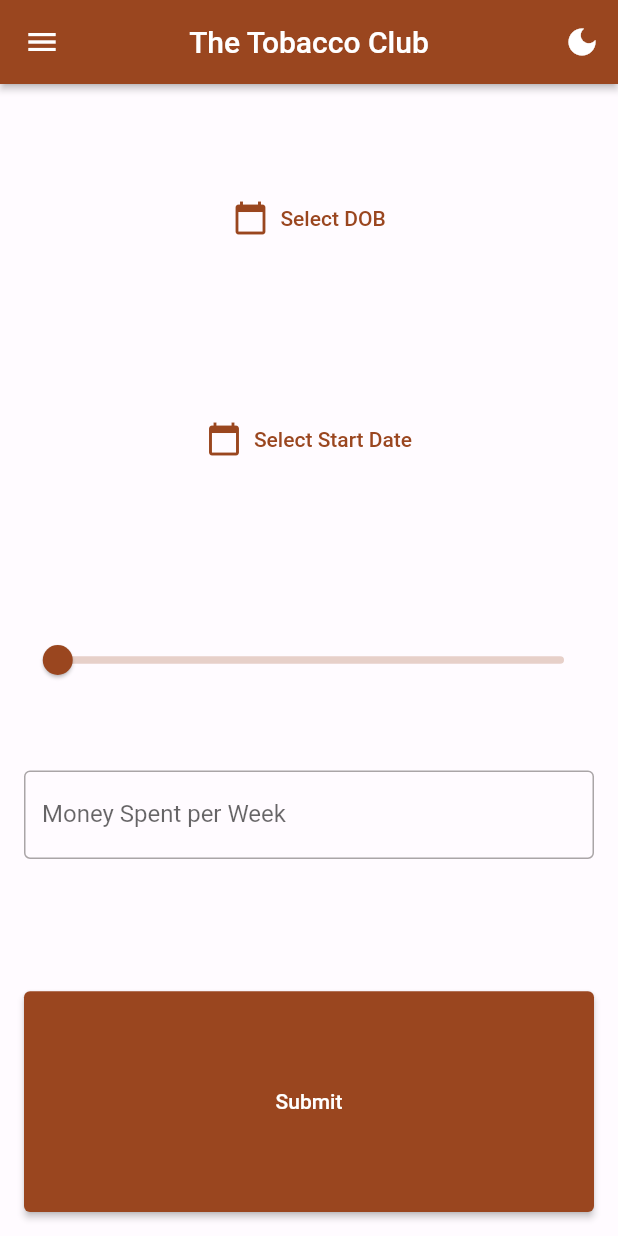
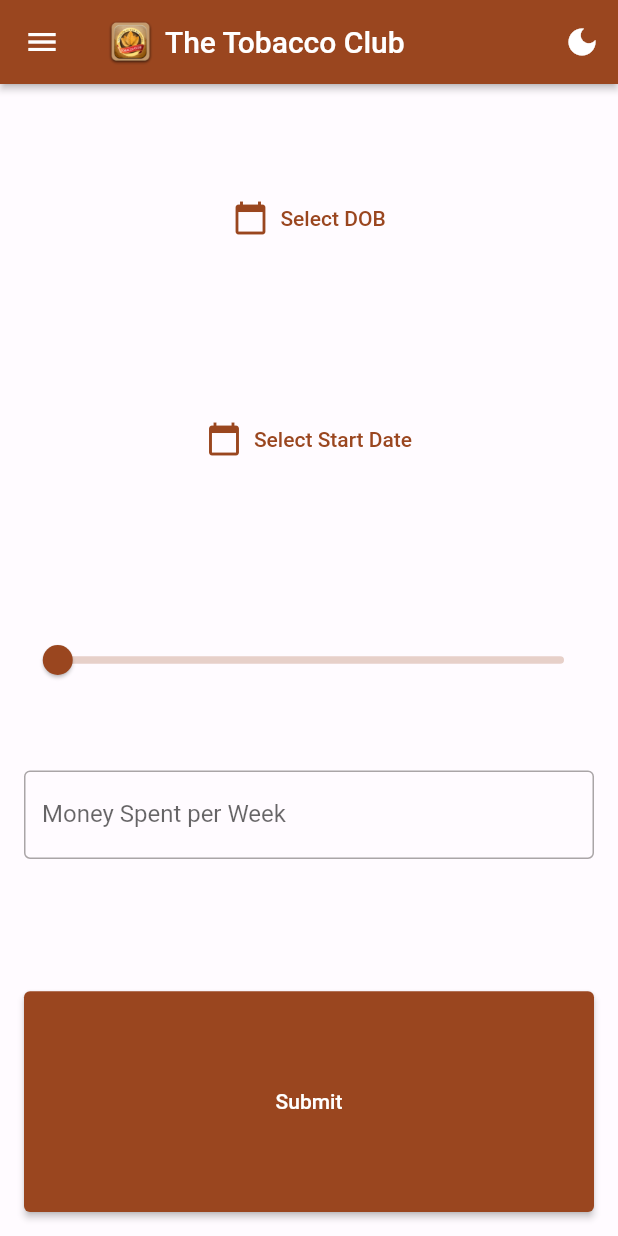
Before and after one commit to patgpt/the_tobacco_club, a Flutter app: the MyHome screen opened by its route, on a phone screen of 412 x 824 dp. Run offline on Flutter 3.47's test engine with Material 2 defaults, Android fonts, the light colour scheme and no system bars; our stand-ins replace firebase_auth, firebase_core, firebase_storage; missing offline and left inert: firebase_ui_auth, firebase_ui_storage; accounts and stored records are empty; statements that could not run were skipped.

Commit message:
fix: :zap: remove unused imports

```diff
--- a/lib/screens/profile.dart
+++ b/lib/screens/profile.dart
@@ -1,8 +1,5 @@
 import 'package:firebase_ui_auth/firebase_ui_auth.dart';
 import 'package:flutter/material.dart';
-import 'package:provider/provider.dart';
-
-import 'package:the_tobacco_club/providers/theme_provider.dart';
 import 'package:the_tobacco_club/widgets/my_appbar.dart';
 import 'package:the_tobacco_club/widgets/my_drawer.dart';
 
--- a/lib/widgets/my_appbar.dart
+++ b/lib/widgets/my_appbar.dart
@@ -1,4 +1,5 @@
 import 'package:flutter/material.dart';
+import 'package:the_tobacco_club/constants/constants.dart';
 import 'package:the_tobacco_club/widgets/theme_toggle.dart';
 
 class CustomAppBar extends StatelessWidget implements PreferredSizeWidget {
@@ -14,7 +15,15 @@ class CustomAppBar extends StatelessWidget implements PreferredSizeWidget {
   @override
   Widget build(BuildContext context) {
     return AppBar(
-      title: Text(title),
+      title: Row(
+        children: [
+          Padding(
+            padding: const EdgeInsets.only(right: 8.0),
+            child: Image.asset(logo, height: 30, width: 30),
+          ),
+          Text(title),
+        ],
+      ),
       elevation: 2,
       centerTitle: true,
       actions: [themeToggle, ...actions],
```
